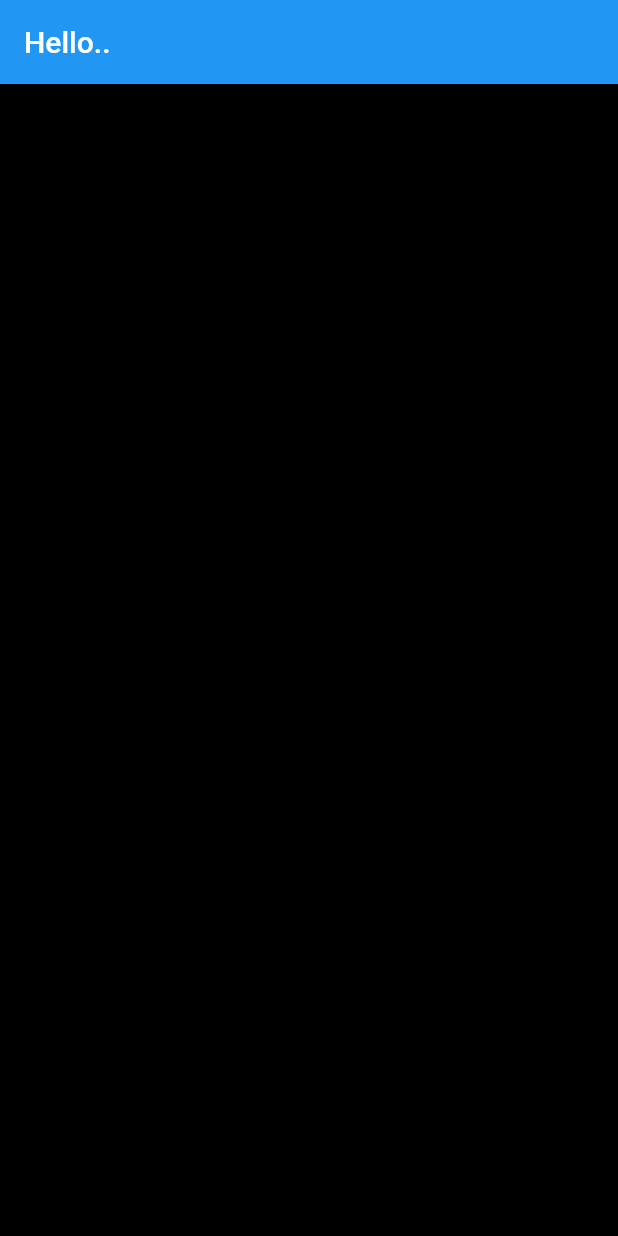
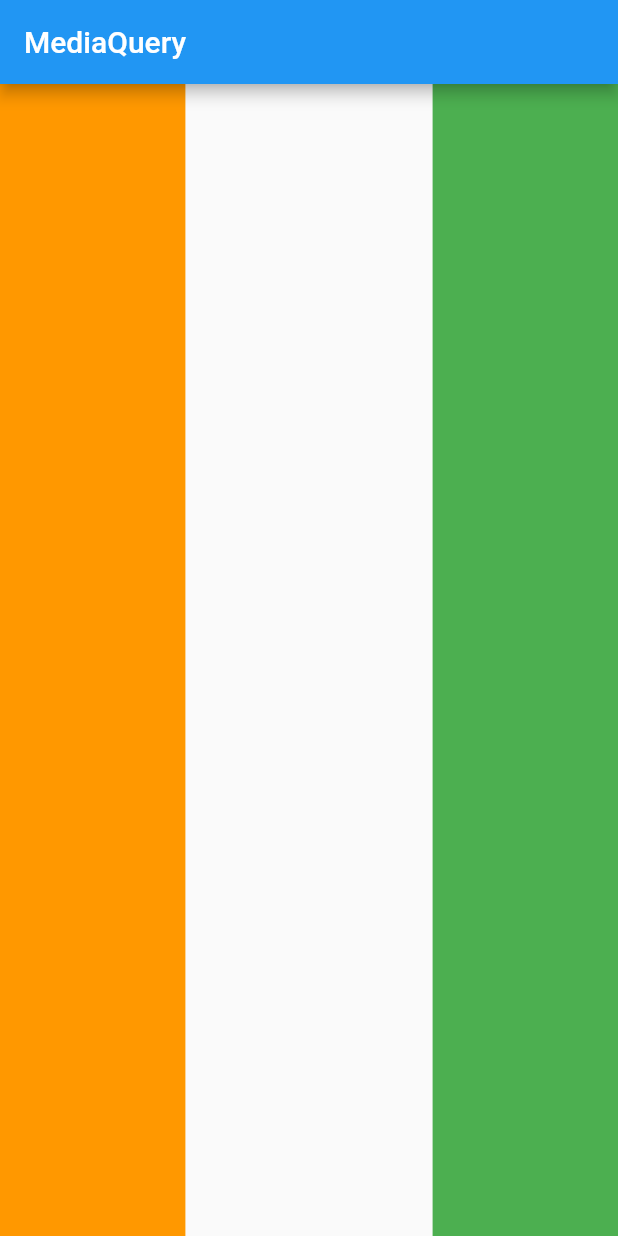
Before and after one commit to abpadamani/flutterinternship, a Flutter app: the screen it shows after launch, on a phone screen of 412 x 824 dp. Run offline on Flutter 3.47's test engine with Material 2 defaults, Android fonts, the phone set to English and light mode, and no system bars; our stand-ins replace email_validator, fluttertoast, google_fonts; Roboto replaces fonts that are missing (Ubuntu).

Commit message:
mediaquery completed

```diff
--- a/lib/main.dart
+++ b/lib/main.dart
@@ -1,6 +1,7 @@
 import 'package:flutter/material.dart';
 import 'package:google_fonts/google_fonts.dart';
 import 'package:internship/alertdialogue/alert.dart';
+import 'package:internship/mediaquery/media.dart';
 
 import 'package:internship/singlechildscrollview/singlechild.dart';
 import 'package:internship/streamBuilder/Mystream.dart';
@@ -19,7 +20,7 @@ class MyApp extends StatelessWidget {
   Widget build(BuildContext context) {
     return MaterialApp(
       debugShowCheckedModeBanner: false,
-      home: Myback(),
+      home: Mymedia(),
       theme: ThemeData(
           textTheme: GoogleFonts.ubuntuTextTheme(
         Theme.of(context).textTheme,
--- /dev/null
+++ b/lib/mediaquery/media.dart
@@ -0,0 +1,25 @@
+import 'package:flutter/material.dart';
+
+class Mymedia extends StatelessWidget {
+  const Mymedia({Key? key}) : super(key: key);
+
+  @override
+  Widget build(BuildContext context) {
+    return Scaffold(
+      appBar: AppBar(title: Text("MediaQuery")),
+      body: Row(
+        mainAxisAlignment: MainAxisAlignment.spaceBetween,
+        children: [
+          Container(
+            width: MediaQuery.of(context).size.width * 0.3,
+            decoration: BoxDecoration(color: Colors.orange),
+          ),
+          Container(
+            width: MediaQuery.of(context).size.width * 0.3,
+            decoration: BoxDecoration(color: Colors.green),
+          ),
+        ],
+      ),
+    );
+  }
+}
```
